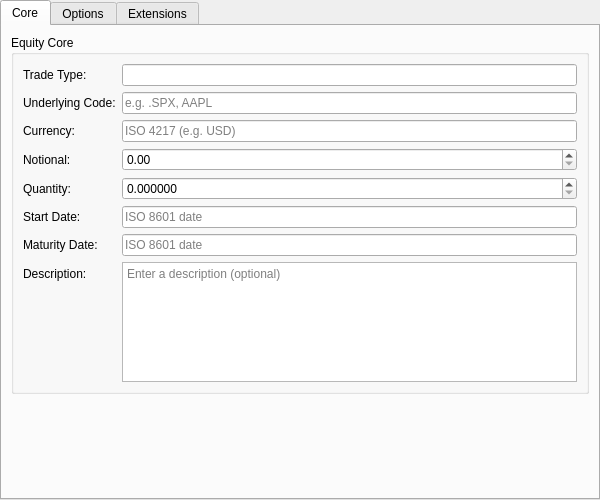
Old version of the form projects/ores.qt.trading/ui/EquityInstrumentForm.ui in the repository OreStudio/OreStudio.
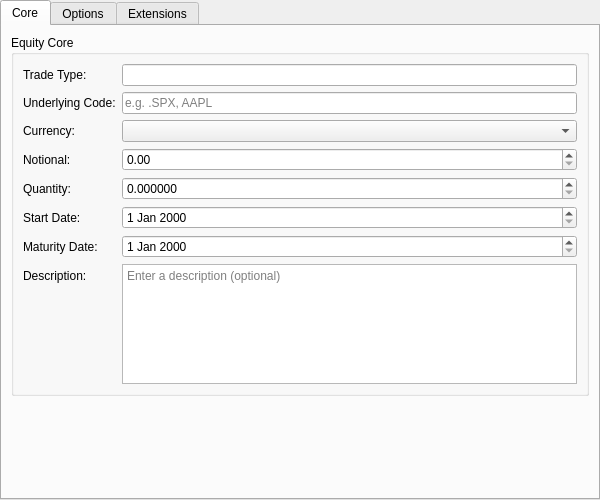
New version of the form. Custom widgets are drawn as their Qt base class.

Commit message: [qt,trading] Currency combos with flag icons, date pickers, and dialog polish

```diff
--- a/projects/ores.qt.trading/ui/EquityInstrumentForm.ui
+++ b/projects/ores.qt.trading/ui/EquityInstrumentForm.ui
@@ -49,9 +49,7 @@
            <widget class="QLabel"><property name="text"><string>Currency:</string></property></widget>
           </item>
           <item row="2" column="1">
-           <widget class="QLineEdit" name="currencyEdit">
-            <property name="placeholderText"><string>ISO 4217 (e.g. USD)</string></property>
-           </widget>
+           <widget class="OreCurrencyComboBox" name="currencyCombo"/>
           </item>
           <item row="3" column="0">
            <widget class="QLabel"><property name="text"><string>Notional:</string></property></widget>
@@ -79,17 +77,13 @@
            <widget class="QLabel"><property name="text"><string>Start Date:</string></property></widget>
           </item>
           <item row="5" column="1">
-           <widget class="QLineEdit" name="startDateEdit">
-            <property name="placeholderText"><string>ISO 8601 date</string></property>
-           </widget>
+           <widget class="OreDateEdit" name="startDateEdit"/>
           </item>
           <item row="6" column="0">
            <widget class="QLabel"><property name="text"><string>Maturity Date:</string></property></widget>
           </item>
           <item row="6" column="1">
-           <widget class="QLineEdit" name="maturityDateEdit">
-            <property name="placeholderText"><string>ISO 8601 date</string></property>
-           </widget>
+           <widget class="OreDateEdit" name="maturityDateEdit"/>
           </item>
           <item row="7" column="0">
            <widget class="QLabel"><property name="text"><string>Description:</string></property></widget>
@@ -313,6 +307,16 @@
   <extends>QDoubleSpinBox</extends>
   <header>ores.qt/OreDoubleSpinBox.hpp</header>
  </customwidget>
+ <customwidget>
+  <class>OreDateEdit</class>
+  <extends>QDateEdit</extends>
+  <header>ores.qt/OreDateEdit.hpp</header>
+ </customwidget>
+ <customwidget>
+  <class>OreCurrencyComboBox</class>
+  <extends>QComboBox</extends>
+  <header>ores.qt/OreCurrencyComboBox.hpp</header>
+ </customwidget>
 </customwidgets>
 <resources/>
  <connections/>
```
Left out of the diff: 4 changed lines with no effect on the pictures. The commit also changes 32 other files.
